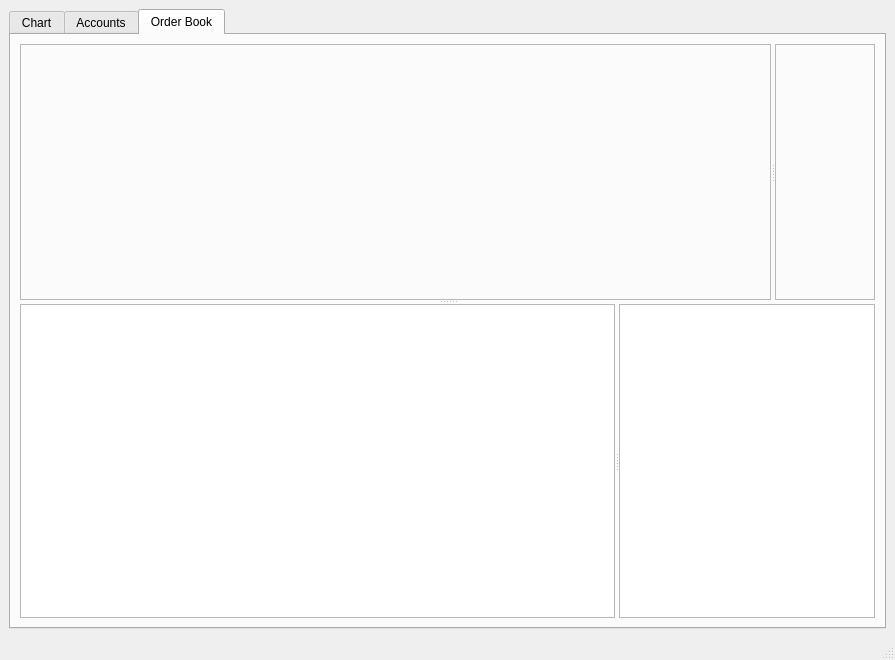
Qt form src/mainwindow.ui (biddisco/lxqt-build-tools) before a commit.
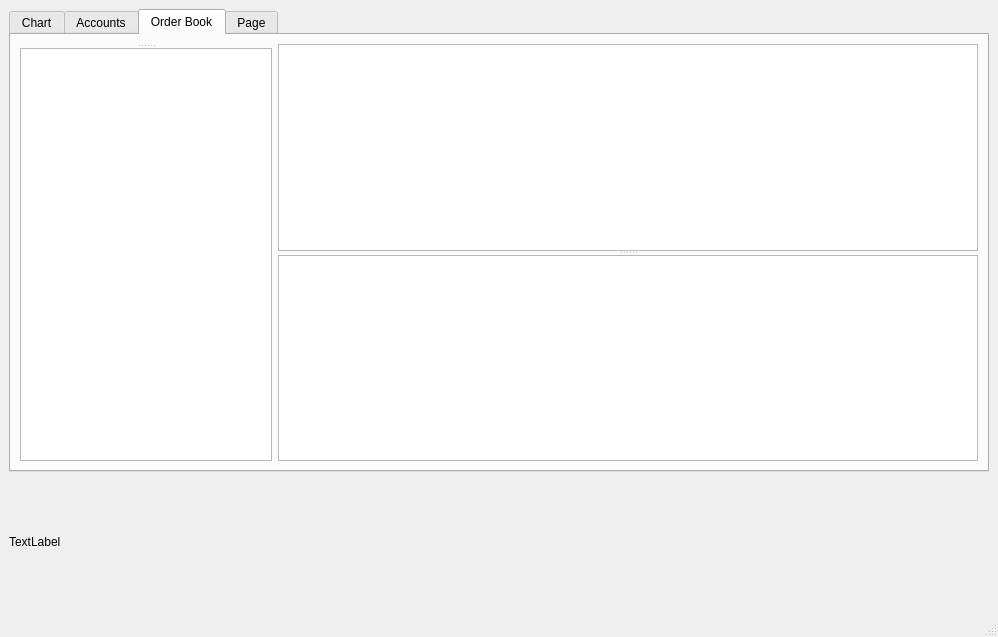
The same form after that commit.

Commit message: Fixes to order tracking / unfunded orders

```diff
--- a/src/mainwindow.ui
+++ b/src/mainwindow.ui
@@ -6,8 +6,8 @@
    <rect>
     <x>0</x>
     <y>0</y>
-    <width>895</width>
-    <height>660</height>
+    <width>998</width>
+    <height>637</height>
    </rect>
   </property>
   <property name="windowTitle">
@@ -641,86 +641,74 @@
          <attribute name="title">
           <string>Order Book</string>
          </attribute>
-         <layout class="QGridLayout" name="gridLayout_6">
-          <item row="0" column="0">
-           <widget class="QSplitter" name="splitter_4">
-            <property name="orientation">
-             <enum>Qt::Vertical</enum>
-            </property>
+         <layout class="QHBoxLayout" name="horizontalLayout_4">
+          <item>
             <widget class="QSplitter" name="splitter_3">
-             <property name="sizePolicy">
-              <sizepolicy hsizetype="Expanding" vsizetype="Minimum">
-               <horstretch>0</horstretch>
-               <verstretch>0</verstretch>
-              </sizepolicy>
-             </property>
              <property name="orientation">
-              <enum>Qt::Horizontal</enum>
-             </property>
-             <widget class="QFrame" name="order_frame">
+             <enum>Qt::Vertical</enum>
+            </property>
+            <widget class="QWidget" name="verticalLayoutWidget_2">
+             <layout class="QVBoxLayout" name="order_plot_layout"/>
+            </widget>
+            <widget class="QPlainTextEdit" name="arbitrage_orders">
               <property name="sizePolicy">
                <sizepolicy hsizetype="Expanding" vsizetype="Expanding">
-                <horstretch>9</horstretch>
+               <horstretch>0</horstretch>
                 <verstretch>1</verstretch>
                </sizepolicy>
               </property>
-              <property name="minimumSize">
-               <size>
-                <width>256</width>
-                <height>256</height>
-               </size>
-              </property>
-              <property name="frameShape">
-               <enum>QFrame::StyledPanel</enum>
-              </property>
-              <property name="frameShadow">
-               <enum>QFrame::Raised</enum>
-              </property>
-              <layout class="QGridLayout" name="gridLayout">
-               <item row="1" column="0">
-                <layout class="QVBoxLayout" name="orderbook_layout_1" stretch=""/>
-               </item>
-              </layout>
-             </widget>
-             <widget class="QFrame" name="frame">
-              <property name="sizePolicy">
-               <sizepolicy hsizetype="Expanding" vsizetype="Preferred">
-                <horstretch>0</horstretch>
-                <verstretch>0</verstretch>
-               </sizepolicy>
-              </property>
-              <property name="frameShape">
-               <enum>QFrame::StyledPanel</enum>
-              </property>
-              <property name="frameShadow">
-               <enum>QFrame::Raised</enum>
-              </property>
-             </widget>
-            </widget>
-            <widget class="QSplitter" name="splitter">
+            </widget>
+           </widget>
+          </item>
+          <item>
+           <widget class="QSplitter" name="splitter_4">
              <property name="orientation">
-              <enum>Qt::Horizontal</enum>
-             </property>
-             <widget class="QPlainTextEdit" name="order_book_text">
+             <enum>Qt::Vertical</enum>
+            </property>
+            <widget class="QPlainTextEdit" name="order_book_bitstamp">
               <property name="sizePolicy">
                <sizepolicy hsizetype="Expanding" vsizetype="Expanding">
-                <horstretch>1</horstretch>
+               <horstretch>0</horstretch>
                 <verstretch>0</verstretch>
                </sizepolicy>
               </property>
+             <property name="minimumSize">
+              <size>
+               <width>700</width>
+               <height>0</height>
+              </size>
+             </property>
+             <property name="maximumSize">
+              <size>
+               <width>700</width>
+               <height>16777215</height>
+              </size>
+             </property>
               <property name="font">
                <font>
                 <family>Courier</family>
                </font>
               </property>
              </widget>
-             <widget class="QPlainTextEdit" name="order_book_text_2">
+            <widget class="QPlainTextEdit" name="order_book_xrpl">
               <property name="sizePolicy">
                <sizepolicy hsizetype="Expanding" vsizetype="Expanding">
                 <horstretch>0</horstretch>
                 <verstretch>0</verstretch>
                </sizepolicy>
               </property>
+             <property name="minimumSize">
+              <size>
+               <width>700</width>
+               <height>0</height>
+              </size>
+             </property>
+             <property name="maximumSize">
+              <size>
+               <width>700</width>
+               <height>16777215</height>
+              </size>
+             </property>
               <property name="font">
                <font>
                 <family>Courier</family>
@@ -728,14 +716,31 @@
               </property>
              </widget>
             </widget>
-           </widget>
           </item>
          </layout>
         </widget>
-       </widget>
+        <widget class="QWidget" name="tab_2">
+         <attribute name="title">
+          <string>Page</string>
+         </attribute>
+        </widget>
+       </widget>
       </item>
      </layout>
     </item>
+    <item>
+     <widget class="QLabel" name="imagelabel">
+      <property name="minimumSize">
+       <size>
+        <width>128</width>
+        <height>128</height>
+       </size>
+      </property>
+      <property name="text">
+       <string>TextLabel</string>
+      </property>
+     </widget>
+    </item>
    </layout>
   </widget>
   <widget class="QMenuBar" name="menubar">
```
Left out of the diff: 2 changed lines with no effect on the pictures. Lines whose indentation alone changed are shown as unchanged. The commit also changes 11 other files.
